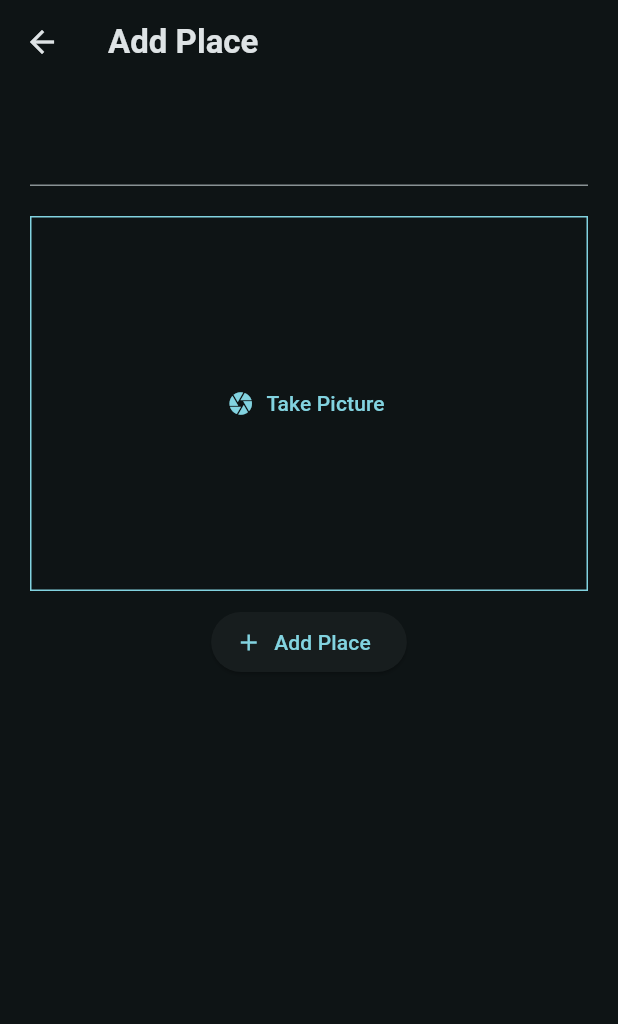
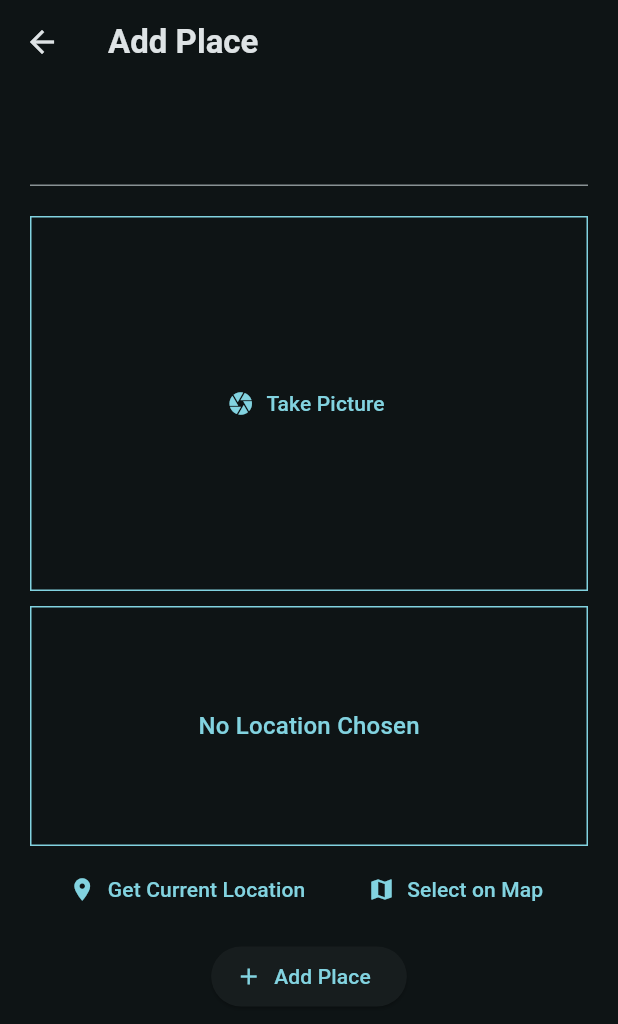
Before and after one commit to mohit-01-code/Udemy-flutter-projects, a Flutter app: the AddPlaceScreen screen opened directly, on a phone screen of 412 x 824 dp. Shown: the top 1024 px of the screen. Run offline on Flutter 3.47's test engine with Material 2 defaults, Android fonts, the phone set to English and light mode, and no system bars; our stand-ins replace flutter_riverpod, google_fonts, image_picker, riverpod, shared_preferences, transparent_image; accounts and stored records are empty.

Commit message:
Installed location package and added get location input

```diff
--- a/favourite_place_app/lib/screen/add_place.dart
+++ b/favourite_place_app/lib/screen/add_place.dart
@@ -2,6 +2,7 @@ import 'dart:io';
 
 import 'package:favourite_place_app/provider/user_place.dart';
 import 'package:favourite_place_app/widget/image_input.dart';
+import 'package:favourite_place_app/widget/location_input.dart';
 import 'package:flutter/material.dart';
 import 'package:flutter_riverpod/flutter_riverpod.dart';
 
@@ -38,6 +39,8 @@ class _AddPlaceScreenState extends ConsumerState<AddPlaceScreen> {
                   _selectedImage = image;
                 },
               ),
+              SizedBox(height: 10,),
+              LocationInput(),
               const SizedBox(
                 height: 10,
               ),
--- /dev/null
+++ b/favourite_place_app/lib/widget/location_input.dart
@@ -0,0 +1,39 @@
+import 'package:flutter/material.dart';
+
+class LocationInput extends StatefulWidget{
+  const LocationInput({super.key});
+  @override
+  State<LocationInput> createState(){
+    return _LocationInputState();
+  }
+
+}
+
+class _LocationInputState extends State<LocationInput>{
+  @override
+  Widget build(BuildContext context){
+    return Column(
+      children: [
+        Container(
+          height: 160,
+          width: double.infinity,
+          alignment: Alignment.center,
+          decoration: BoxDecoration(
+            border: Border.all(width: 1, color: Theme.of(context).colorScheme.primary)
+          ),
+          child: Text("No Location Chosen", style: Theme.of(context).textTheme.titleMedium!.copyWith(
+            color: Theme.of(context).colorScheme.primary,
+          ),),
+        ),
+        SizedBox(height: 5,),
+        Row(
+          mainAxisAlignment: MainAxisAlignment.spaceEvenly,
+          children: [
+            TextButton.icon(onPressed: (){}, icon: Icon(Icons.location_on), label: Text("Get Current Location")),
+            TextButton.icon(onPressed: (){}, icon: Icon(Icons.map), label: Text("Select on Map")),
+          ],
+        )
+      ],
+    );
+  }
+}
--- a/favourite_place_app/pubspec.yaml
+++ b/favourite_place_app/pubspec.yaml
@@ -39,6 +39,7 @@ dependencies:
   riverpod: ^2.3.6
   flutter_riverpod: ^2.3.6
   image_picker: ^0.8.8
+  location: ^4.4.0
 dev_dependencies:
   flutter_test:
     sdk: flutter
```
Also changed, not shown: favourite_place_app/pubspec.lock, 1 other file.
